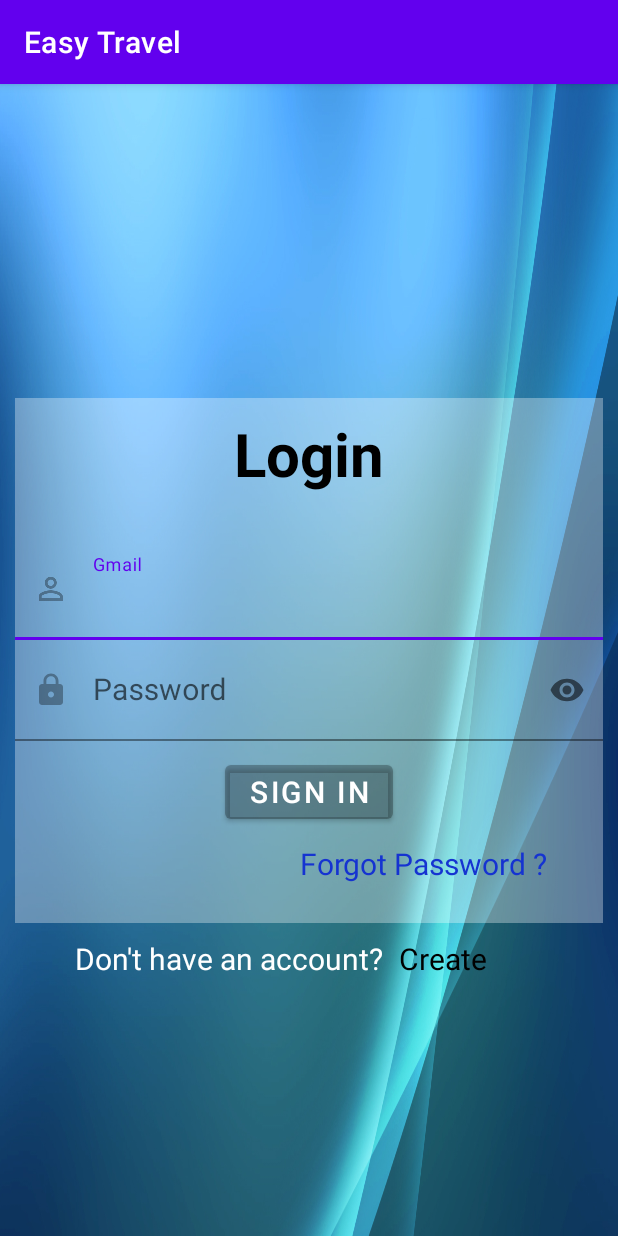
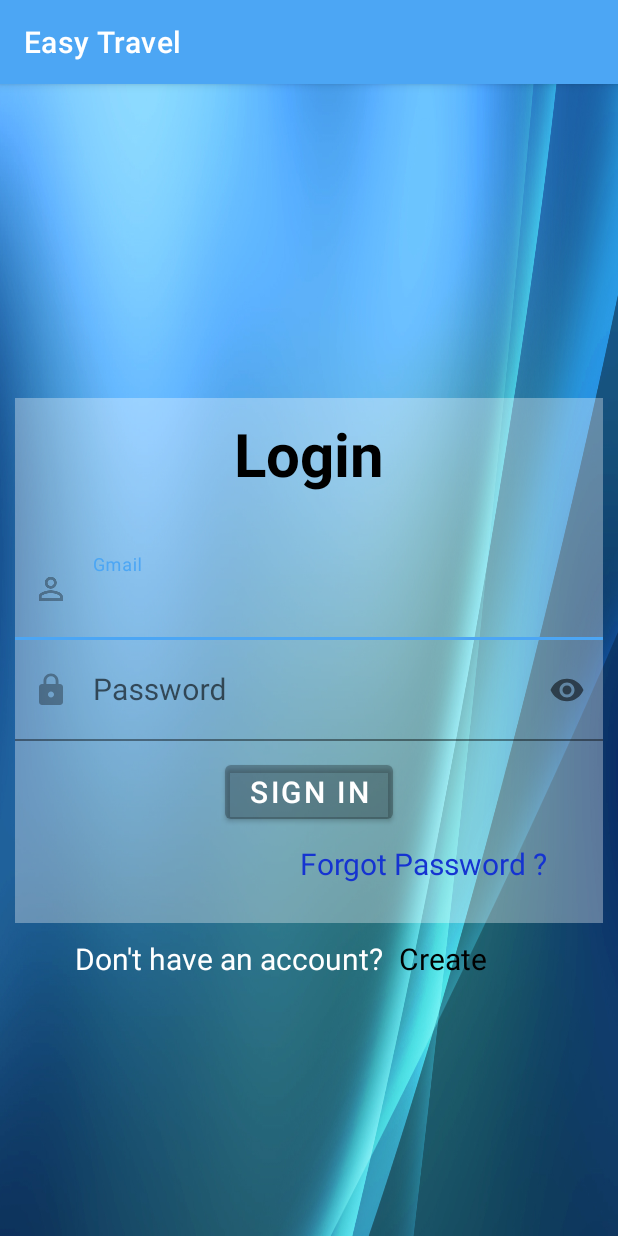
Before and after one commit to gitranjit/EasyTravel, an Android app: the screen it shows after launch (MainActivity), on a phone screen of 412 x 824 dp. Run offline under Robolectric (Android 15) with nearby library versions, the light colour scheme and no system bars.

Commit message:
Splash and logo colour

```diff
--- /dev/null
+++ b/app/src/main/java/com/example/login_register/SplashActivity.kt
@@ -0,0 +1,22 @@
+package com.example.login_register
+
+import android.content.Intent
+import androidx.appcompat.app.AppCompatActivity
+import android.os.Bundle
+import android.os.Handler
+
+class SplashActivity : AppCompatActivity() {
+    lateinit var handler: Handler
+
+    override fun onCreate(savedInstanceState: Bundle?) {
+        super.onCreate(savedInstanceState)
+        setContentView(R.layout.activity_splash)
+
+        handler= Handler()
+        handler.postDelayed({
+            val intent= Intent(this,MainActivity::class.java)
+            startActivity(intent)
+            finish()
+        },3000) //delaying 3 sec
+    }
+}
--- a/app/src/main/res/values/colors.xml
+++ b/app/src/main/res/values/colors.xml
@@ -1,8 +1,8 @@
 <?xml version="1.0" encoding="utf-8"?>
 <resources>
-    <color name="purple_200">#FFBB86FC</color>
-    <color name="purple_500">#FF6200EE</color>
-    <color name="purple_700">#FF3700B3</color>
+    <color name="purple_200">@color/white</color>
+    <color name="purple_500">#4CA6F4</color>
+    <color name="purple_700">#AE3700B3</color>
     <color name="teal_200">#FF03DAC5</color>
     <color name="teal_700">#FF018786</color>
     <color name="black">#FF000000</color>
--- a/app/src/main/res/values/strings.xml
+++ b/app/src/main/res/values/strings.xml
@@ -1,5 +1,5 @@
 <resources>
-    <string name="app_name">Easy Travel</string>
+    <string name="app_name"> Easy Travel</string>
     <string name="new_password">New Password</string>
     <string name="confirm_new_password">Confirm new Password</string>
     <string name="change_password">Change Password</string>
```
Also changed, not shown: app/src/main/AndroidManifest.xml (+12 -6 lines), app/src/main/res/layout/activity_splash.xml (added, +12 -0 lines), app/src/main/res/drawable-xxhdpi/splashlogo.PNG (added).
